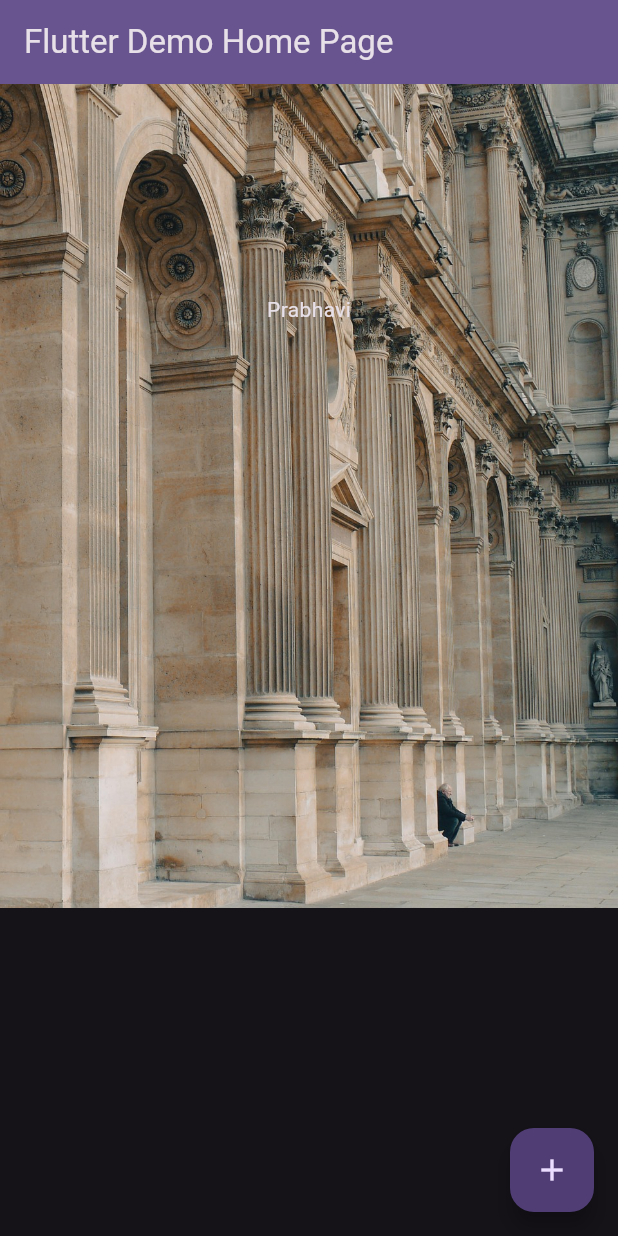
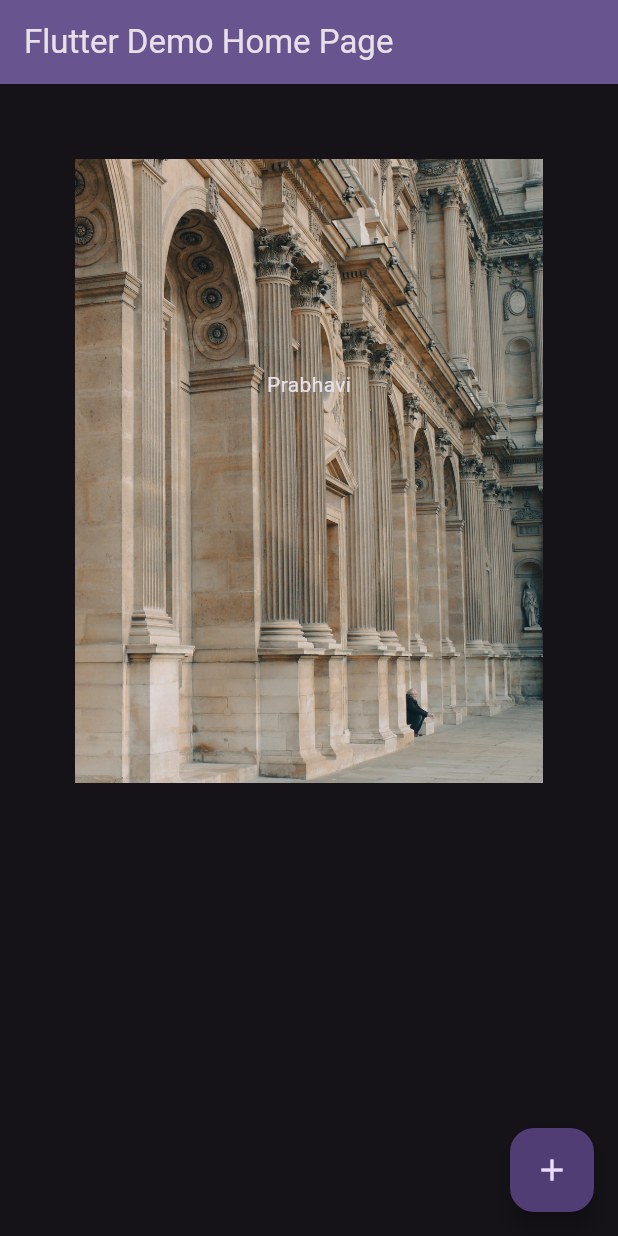
Before and after one commit to SAPNathasha/flutter_to_do_app01, a Flutter app: the screen it shows after launch, on a phone screen of 412 x 824 dp. Run offline on Flutter 3.47's test engine with Material 3 defaults, Android fonts, the phone set to English and light mode, and no system bars.

Commit message:
Create a size box

```diff
--- a/lib/main.dart
+++ b/lib/main.dart
@@ -96,11 +96,14 @@ class _MyHomePageState extends State<MyHomePage> {
         // the App.build method, and use it to set our appbar title.
         title: Text(widget.title),
       ),
-      body: Stack(
-        children: [
-          Image.asset('assets/images/newbg.jpg'),
-          SizedBox(height: 300, child: Center(child: Text('Prabhavi'))),
-        ],
+      body: Container(
+        padding: EdgeInsets.all(50.0),
+        child: Stack(
+          children: [
+            Image.asset('assets/images/newbg.jpg'),
+            SizedBox(height: 300, child: Center(child: Text('Prabhavi'))),
+          ],
+        ),
       ),
 
       floatingActionButton: FloatingActionButton(
```
